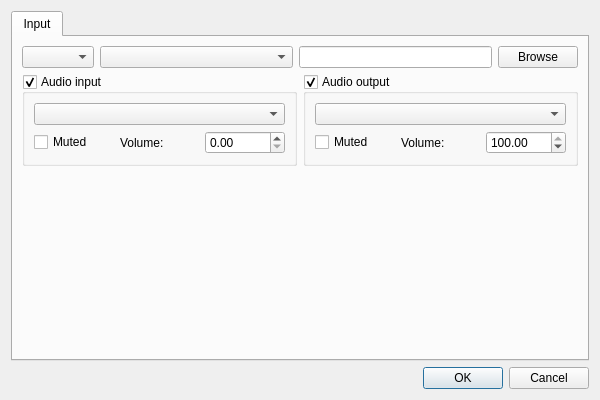
This is Plugins/Player/DlgPlayer.ui in KangLin/RabbitRemoteControl as Qt 5 draws it before an edit. The edited form follows.
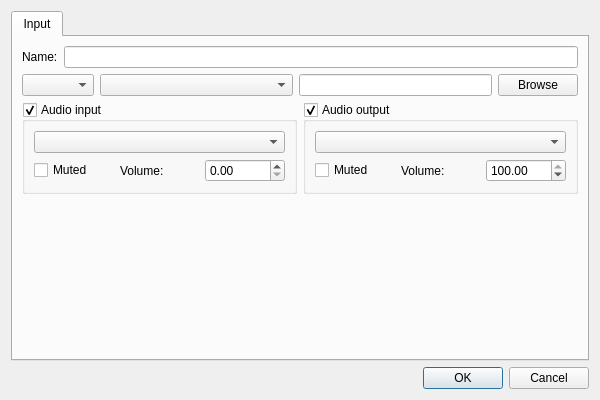
This is the edited form.

Commit message: Player: fix menu bug and set name

What changed in the file:
```diff
--- a/Plugins/Player/DlgPlayer.ui
+++ b/Plugins/Player/DlgPlayer.ui
@@ -41,6 +41,20 @@
       </attribute>
       <layout class="QGridLayout" name="gridLayout_6">
        <item row="0" column="0">
+        <layout class="QHBoxLayout" name="horizontalLayout_3">
+         <item>
+          <widget class="QLabel" name="label">
+           <property name="text">
+            <string>Name:</string>
+           </property>
+          </widget>
+         </item>
+         <item>
+          <widget class="QLineEdit" name="leName"/>
+         </item>
+        </layout>
+       </item>
+       <item row="1" column="0">
         <layout class="QHBoxLayout" name="horizontalLayout">
          <item>
           <widget class="QComboBox" name="cmbType"/>
@@ -67,7 +81,7 @@
          </item>
         </layout>
        </item>
-       <item row="1" column="0">
+       <item row="2" column="0">
         <layout class="QHBoxLayout" name="horizontalLayout_11">
          <item>
           <widget class="QGroupBox" name="gbAudioInput">
@@ -154,7 +168,7 @@
          </item>
         </layout>
        </item>
-       <item row="2" column="0">
+       <item row="3" column="0">
         <spacer name="verticalSpacer">
          <property name="orientation">
           <enum>Qt::Orientation::Vertical</enum>
```
Left out of the diff: 2 changed lines with no effect on the pictures. The commit also changes 14 other files.
